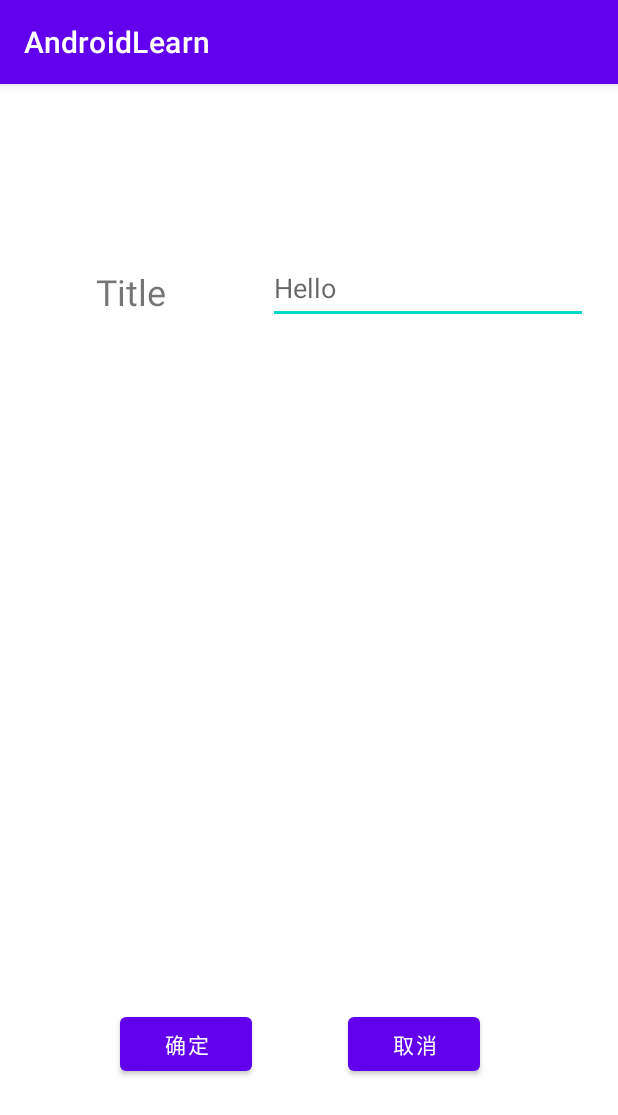
After one commit to T1uTiu/AndroidLearn, an Android app: the BookDetailsActivity screen opened directly, with no data from a screen before it, on a phone screen of 412 x 824 dp. The commit adds this screen. Shown: the top 1115 px of the screen. Run offline under Robolectric (Android 15) with nearby library versions, the phone set to English and light mode, and no system bars; 1 statement that could not run was skipped.

Commit message:
Exp8: use BookDetailsActivity to insert, update data; implement data sava/load

```diff
--- a/app/src/main/AndroidManifest.xml
+++ b/app/src/main/AndroidManifest.xml
@@ -12,7 +12,7 @@
         android:theme="@style/Theme.LearningProject"
         tools:targetApi="31">
         <activity
-            android:name=".ModifyItemActivity"
+            android:name=".BookDetailsActivity"
             android:exported="false" />
         <activity
             android:name=".RecycleViewTest"
--- /dev/null
+++ b/app/src/main/java/com/example/learningproject/BookDetailsActivity.java
@@ -0,0 +1,52 @@
+package com.example.learningproject;
+
+import androidx.appcompat.app.AppCompatActivity;
+
+import android.content.Intent;
+import android.os.Bundle;
+import android.widget.Button;
+import android.widget.EditText;
+
+import com.example.learningproject.data.Book;
+
+public class BookDetailsActivity extends AppCompatActivity {
+    int position;
+    Book book;
+    @Override
+    protected void onCreate(Bundle savedInstanceState) {
+        super.onCreate(savedInstanceState);
+        setContentView(R.layout.activity_book_detail);
+        Button okBtn = findViewById(R.id.book_modify_ok);
+        Button cancelBtn = findViewById(R.id.book_modify_cancel);
+        EditText titleEdit = findViewById(R.id.book_title_edit);
+
+        Intent intent = getIntent();
+        Bundle param = intent.getBundleExtra("param");
+        int type = param.getInt("type");
+        position = -1;
+        book = new Book();
+        if(type == 1){
+            position = param.getInt("position");
+            book = (Book)param.getSerializable("book");
+            titleEdit.setText(book.getTitle());
+        }
+
+        okBtn.setOnClickListener(view -> {
+            Bundle res = new Bundle();
+            res.putInt("position", position);
+
+            book.setTitle(titleEdit.getText().toString());
+            res.putSerializable("book", book);
+
+            Intent resIntent = new Intent();
+            resIntent.putExtra("res", res);
+            setResult(RESULT_OK, resIntent);
+            finish();
+        });
+        cancelBtn.setOnClickListener(view ->{
+            Intent resIntent = new Intent();
+            setResult(RESULT_CANCELED, resIntent);
+            finish();
+        });
+    }
+}
--- a/app/src/main/java/com/example/learningproject/data/Book.java
+++ b/app/src/main/java/com/example/learningproject/data/Book.java
@@ -1,4 +1,6 @@
 package com.example.learningproject.data;
+
+import com.example.learningproject.R;
 
 import java.io.Serializable;
 
@@ -9,6 +11,10 @@ public class Book implements Serializable {
         this.coverResourceId = coverResourceId;
         this.title = title;
     }
+    public Book(){
+        this.coverResourceId = R.drawable.book_no_name;
+        this.title = "Hello World";
+    }
 
     public int getCoverResourceId() {
         return coverResourceId;
@@ -17,4 +23,8 @@ public class Book implements Serializable {
     public String getTitle() {
         return title;
     }
+
+    public void setTitle(String title) {
+        this.title = title;
+    }
 }
--- a/app/src/main/res/layout/activity_modify_item.xml
+++ b/app/src/main/res/layout/activity_book_detail.xml
@@ -4,7 +4,7 @@
     xmlns:tools="http://schemas.android.com/tools"
     android:layout_width="match_parent"
     android:layout_height="match_parent"
-    tools:context=".ModifyItemActivity">
+    tools:context=".BookDetailsActivity">
 
     <TextView
         android:id="@+id/book_title_text"
@@ -38,9 +38,19 @@
         android:layout_width="wrap_content"
         android:layout_height="wrap_content"
         android:layout_marginBottom="104dp"
-        android:text="@string/change_text"
+        android:text="@string/ok_btn"
         app:layout_constraintBottom_toBottomOf="parent"
-        app:layout_constraintEnd_toEndOf="parent"
-        app:layout_constraintHorizontal_bias="0.498"
+        app:layout_constraintEnd_toStartOf="@+id/book_modify_cancel"
+        app:layout_constraintHorizontal_bias="0.554"
         app:layout_constraintStart_toStartOf="parent" />
+
+    <Button
+        android:id="@+id/book_modify_cancel"
+        android:layout_width="wrap_content"
+        android:layout_height="wrap_content"
+        android:layout_marginEnd="92dp"
+        android:layout_marginBottom="104dp"
+        android:text="@string/cancel"
+        app:layout_constraintBottom_toBottomOf="parent"
+        app:layout_constraintEnd_toEndOf="parent" />
 </androidx.constraintlayout.widget.ConstraintLayout>
--- a/app/src/main/res/values/strings.xml
+++ b/app/src/main/res/values/strings.xml
@@ -6,4 +6,6 @@
     <string name="jnu">JNU</string>
     <string name="change_text">Change Text</string>
     <string name="book_title_text">Title</string>
+    <string name="cancel">取消</string>
+    <string name="ok_btn">确定</string>
 </resources>
```
Also changed, not shown: app/src/main/java/com/example/learningproject/ModifyItemActivity.java (deleted, +0 -29 lines), app/src/main/java/com/example/learningproject/RecycleViewTest.java (+72 -38 lines), app/src/main/java/com/example/learningproject/data/BookList.java (added, +54 -0 lines), app/src/main/res/layout/book_item.xml (+4 -8 lines).
